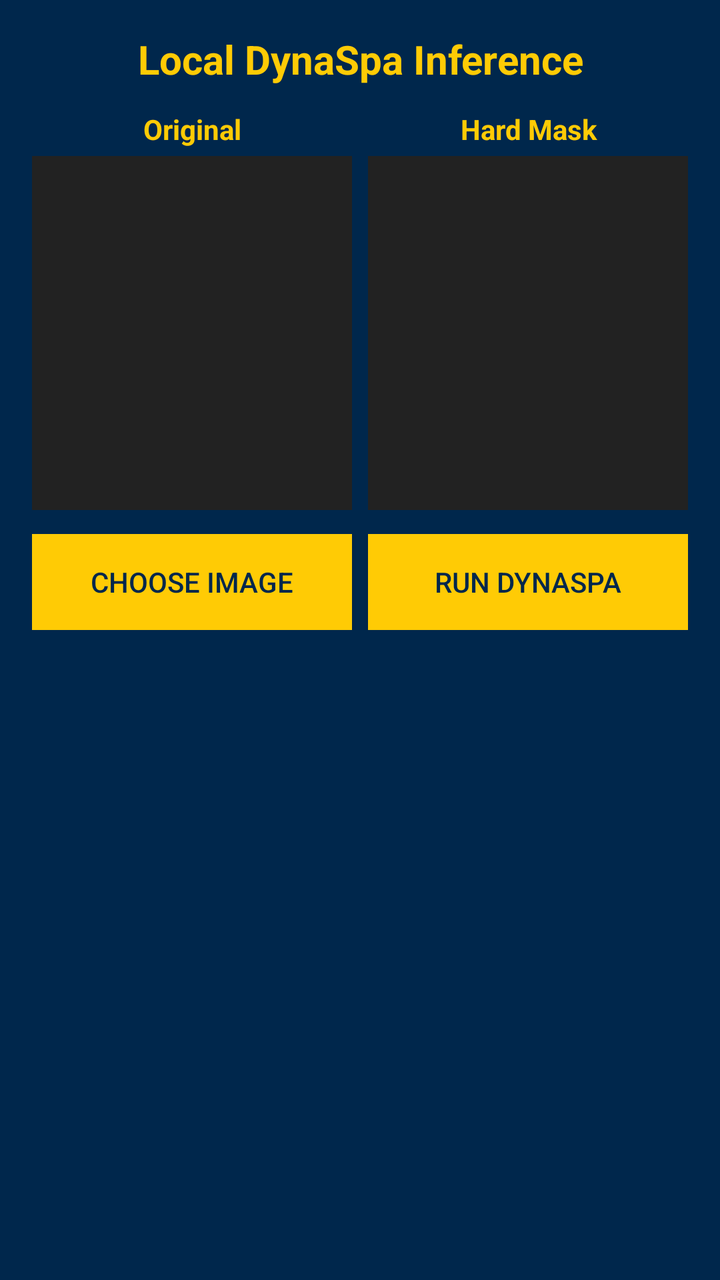
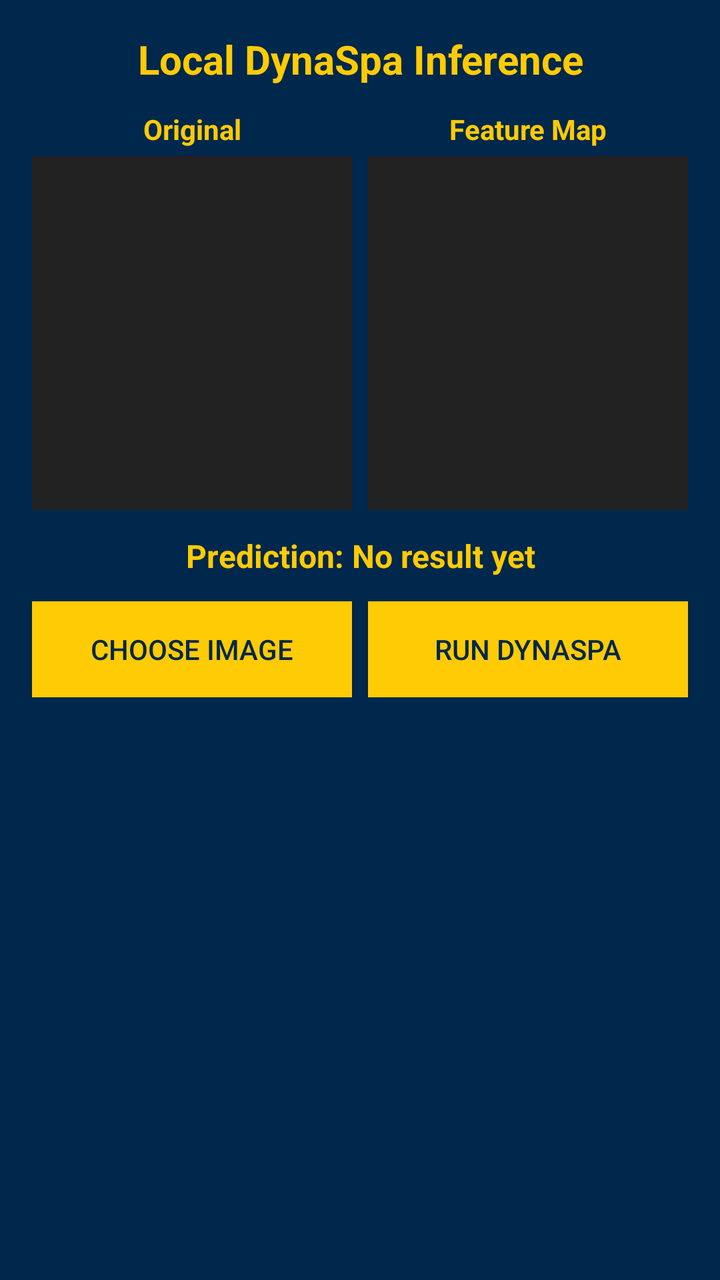

The first picture is an Android layout as it rendered before a commit; the second is the same layout after the commit. The layout source and the unified diff follow.
<!-- AndroidManifest.xml: application theme Theme.UStar -->
<!-- res/layout/activity_local_dynaspa_inference.xml -->
<?xml version="1.0" encoding="utf-8"?>
<ScrollView xmlns:android="http://schemas.android.com/apk/res/android"
    android:layout_width="match_parent"
    android:layout_height="match_parent"
    android:background="#00274C">

    <LinearLayout
        android:id="@+id/local_dynaspa_root"
        android:layout_width="match_parent"
        android:layout_height="wrap_content"
        android:orientation="vertical"
        android:padding="16dp"
        android:background="#00274C">

        <TextView
            android:id="@+id/titleText"
            android:layout_width="match_parent"
            android:layout_height="wrap_content"
            android:text="Local DynaSpa Inference"
            android:textSize="20sp"
            android:textStyle="bold"
            android:gravity="center_horizontal"
            android:paddingBottom="12dp"
            android:textColor="#FFCB05" />

        <LinearLayout
            android:layout_width="match_parent"
            android:layout_height="200dp"
            android:orientation="horizontal">

            <LinearLayout
                android:layout_width="0dp"
                android:layout_height="match_parent"
                android:layout_weight="1"
                android:orientation="vertical">

                <TextView
                    android:layout_width="match_parent"
                    android:layout_height="wrap_content"
                    android:text="Original"
                    android:textStyle="bold"
                    android:textSize="14sp"
                    android:paddingBottom="4dp"
                    android:gravity="center_horizontal"
                    android:textColor="#FFCB05" />

                <ImageView
                    android:id="@+id/imageOriginal"
                    android:layout_width="match_parent"
                    android:layout_height="0dp"
                    android:layout_weight="1"
                    android:scaleType="fitCenter"
                    android:background="#222222" />
            </LinearLayout>

            <LinearLayout
                android:layout_width="0dp"
                android:layout_height="match_parent"
                android:layout_weight="1"
                android:orientation="vertical"
                android:layout_marginStart="8dp">

                <TextView
                    android:layout_width="match_parent"
                    android:layout_height="wrap_content"
                    android:text="Hard Mask"
                    android:textStyle="bold"
                    android:textSize="14sp"
                    android:paddingBottom="4dp"
                    android:gravity="center_horizontal"
                    android:textColor="#FFCB05" />

                <ImageView
                    android:id="@+id/imageMask"
                    android:layout_width="match_parent"
                    android:layout_height="0dp"
                    android:layout_weight="1"
                    android:scaleType="fitCenter"
                    android:background="#222222" />
            </LinearLayout>
        </LinearLayout>

        <ProgressBar
            android:id="@+id/inferenceProgress"
            style="?android:attr/progressBarStyleSmall"
            android:layout_width="wrap_content"
            android:layout_height="wrap_content"
            android:layout_gravity="center_horizontal"
            android:layout_marginTop="12dp"
            android:visibility="gone" />

        <LinearLayout
            android:layout_width="match_parent"
            android:layout_height="wrap_content"
            android:orientation="horizontal"
            android:gravity="center"
            android:paddingTop="12dp">

            <androidx.appcompat.widget.AppCompatButton
                android:id="@+id/btnSelectImage"
                android:layout_width="0dp"
                android:layout_height="wrap_content"
                android:layout_weight="1"
                android:text="Choose Image"
                android:textColor="#00274C"
                android:background="#FFCB05" />

            <androidx.appcompat.widget.AppCompatButton
                android:id="@+id/btnRunInference"
                android:layout_width="0dp"
                android:layout_height="wrap_content"
                android:layout_weight="1"
                android:layout_marginStart="8dp"
                android:text="Run DynaSpa"
                android:textColor="#00274C"
                android:background="#FFCB05" />
        </LinearLayout>

    </LinearLayout>
</ScrollView>
<!-- resources referenced by this layout -->
<resources>
  <style name="Theme.UStar" parent="Base.Theme.UStar" />
  <style name="Base.Theme.UStar" parent="Theme.Material3.DayNight.NoActionBar">
          
          <item name="colorPrimary">@color/darkBlue</item>
      </style>
  <color name="darkBlue">#00274C</color>
</resources>

<!-- the commit's change to res/layout/activity_local_dynaspa_inference.xml (unified diff, before → after) -->
@@ -63,7 +63,7 @@
                 <TextView
                     android:layout_width="match_parent"
                     android:layout_height="wrap_content"
-                    android:text="Hard Mask"
+                    android:text="Feature Map"
                     android:textStyle="bold"
                     android:textSize="14sp"
                     android:paddingBottom="4dp"
@@ -79,6 +79,17 @@
                     android:background="#222222" />
             </LinearLayout>
         </LinearLayout>
+
+        <TextView
+            android:id="@+id/predictionLabel"
+            android:layout_width="match_parent"
+            android:layout_height="wrap_content"
+            android:layout_marginTop="12dp"
+            android:text="Prediction: No result yet"
+            android:textSize="16sp"
+            android:textStyle="bold"
+            android:gravity="center_horizontal"
+            android:textColor="#FFCB05" />
 
         <ProgressBar
             android:id="@+id/inferenceProgress"
